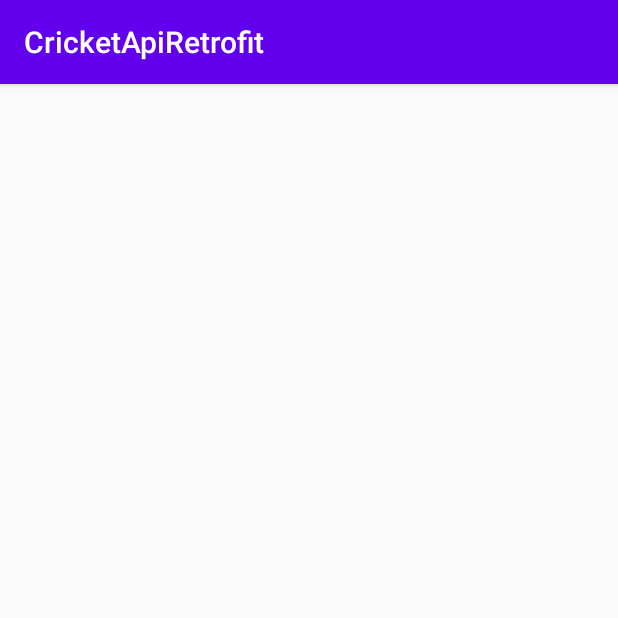
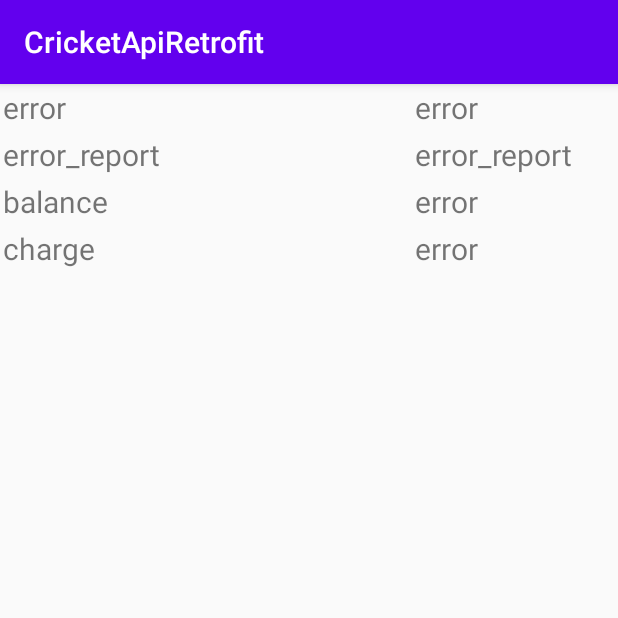
Before and after one commit to tausifabir/PracticePostMethod, an Android app: the screen it shows after launch (MainActivity), on a phone screen of 412 x 824 dp, the top half of it. Run offline under Robolectric (Android 15) with nearby library versions, the phone set to English and light mode, and no system bars; 7 statements that could not run were skipped.

Commit message:
Test PostMethod with JsonObject

```diff
--- a/app/src/main/java/com/example/cricketapiretrofit/MainActivity.java
+++ b/app/src/main/java/com/example/cricketapiretrofit/MainActivity.java
@@ -30,6 +30,11 @@ public class MainActivity extends AppCompatActivity {
     private WithdrawAdapter withdrawAdapter;
     private RecyclerView profileRecycler;
 
+    private TextView errorshowTV,errorresultshowTV;
+    private TextView error_reportshowTV,error_reportresultshowTV;
+    private TextView balanceshowTV,balanceresultshowTV;
+    private TextView chargeshowTV,chargeresultshowTV;
+
     private List<ProfileModel> profileModelList = new ArrayList<>();
 
     JsonObject jsonObject;
@@ -39,12 +44,25 @@ public class MainActivity extends AppCompatActivity {
         super.onCreate(savedInstanceState);
         setContentView(R.layout.activity_main);
 
-        profileRecycler = findViewById(R.id.continentRecyclerView);
 
-
+        initwidget();
 
        // checkProfilePost();
         checkInfo();
+
+    }
+
+    private void initwidget() {
+
+        //profileRecycler = findViewById(R.id.continentRecyclerView);
+        errorshowTV = findViewById(R.id.showErrorTV);
+        errorresultshowTV = findViewById(R.id.showErrorResultTV);
+        error_reportshowTV = findViewById(R.id.e);
+        error_reportresultshowTV = findViewById(R.id.showWithdrawinfoTV);
+        balanceshowTV = findViewById(R.id.showInfoTV);
+        balanceresultshowTV = findViewById(R.id.showInfoTV);
+        chargeshowTV = findViewById(R.id.showInfoTV);
+        chargeresultshowTV = findViewById(R.id.showInfoTV);
 
     }
 
@@ -66,14 +84,17 @@ public class MainActivity extends AppCompatActivity {
                         jsonObject = response.body();
 
 
-                        Toast.makeText(MainActivity.this, ""+jsonObject.get("error").getAsString(), Toast.LENGTH_SHORT).show();
+                        showTV.setText(jsonObject.get("error").getAsString());
+                        withdrawTV.setText(jsonObject.get("error_report").getAsString());
 
+/*
 
                         LinearLayoutManager linearLayoutManager =  new LinearLayoutManager(MainActivity.this);
                         withdrawAdapter = new WithdrawAdapter(MainActivity.this,jsonObject);
                         linearLayoutManager.setOrientation(LinearLayoutManager.VERTICAL);
                         profileRecycler.setLayoutManager(linearLayoutManager);
                         profileRecycler.setAdapter(withdrawAdapter);
+*/
 
 
 
--- a/app/src/main/res/layout/activity_main.xml
+++ b/app/src/main/res/layout/activity_main.xml
@@ -1,5 +1,5 @@
 <?xml version="1.0" encoding="utf-8"?>
-<RelativeLayout xmlns:android="http://schemas.android.com/apk/res/android"
+<LinearLayout xmlns:android="http://schemas.android.com/apk/res/android"
     xmlns:app="http://schemas.android.com/apk/res-auto"
     xmlns:tools="http://schemas.android.com/tools"
     android:layout_width="match_parent"
@@ -8,11 +8,150 @@
     tools:context=".MainActivity">
 
 
-    <androidx.recyclerview.widget.RecyclerView
-        android:id="@+id/continentRecyclerView"
+    <LinearLayout
         android:layout_width="match_parent"
-        android:layout_height="wrap_content" />
+        android:layout_height="wrap_content"
+        android:orientation="horizontal"
+        >
+
+        <TextView
+            android:id="@+id/showErrorTV"
+            android:layout_width="match_parent"
+            android:layout_height="wrap_content"
+            android:textSize="20sp"
+            android:layout_weight="1"
+            android:padding="2dp"
+            android:text="error" />
+
+
+        <View
+            android:layout_width="0dp"
+            android:layout_height="match_parent"
+            android:layout_weight="1"
+            android:padding="2dp"/>
+
+
+        <TextView
+            android:id="@+id/showErrorResultTV"
+            android:layout_width="match_parent"
+            android:layout_height="wrap_content"
+            android:textSize="20sp"
+            android:layout_weight="1"
+            android:text="error"
+            android:padding="2dp"/>
+
+
+    </LinearLayout>
 
 
 
-</RelativeLayout>
+    <LinearLayout
+        android:layout_width="match_parent"
+        android:layout_height="wrap_content"
+        android:orientation="horizontal"
+        >
+
+        <TextView
+            android:id="@+id/showError_ReportTV"
+            android:layout_width="match_parent"
+            android:layout_height="wrap_content"
+            android:textSize="20sp"
+            android:layout_weight="1"
+            android:padding="2dp"
+            android:text="error_report" />
+
+
+        <View
+            android:layout_width="0dp"
+            android:layout_height="match_parent"
+            android:layout_weight="1"
+            android:padding="2dp"/>
+
+
+        <TextView
+            android:id="@+id/showError_ReportResultTV"
+            android:layout_width="match_parent"
+            android:layout_height="wrap_content"
+            android:textSize="20sp"
+            android:layout_weight="1"
+            android:text="error_report"
+            android:padding="2dp"/>
+
+
+    </LinearLayout>
+
+
+
+    <LinearLayout
+        android:layout_width="match_parent"
+        android:layout_height="wrap_content"
+        android:orientation="horizontal"
+        >
+
+        <TextView
+            android:id="@+id/showBalanceTV"
+            android:layout_width="match_parent"
+            android:layout_height="wrap_content"
+            android:textSize="20sp"
+            android:layout_weight="1"
+            android:padding="2dp"
+            android:text="balance" />
+
+
+        <View
+            android:layout_width="0dp"
+            android:layout_height="match_parent"
+            android:layout_weight="1"
+            android:padding="2dp"/>
+
+
+        <TextView
+            android:id="@+id/showBalanceResultTV"
+            android:layout_width="match_parent"
+            android:layout_height="wrap_content"
+            android:textSize="20sp"
+            android:layout_weight="1"
+            android:text="error"
+            android:padding="2dp"/>
+
+
+    </LinearLayout>
+
+
+    <LinearLayout
+        android:layout_width="match_parent"
+        android:layout_height="wrap_content"
+        android:orientation="horizontal"
+        >
+
+        <TextView
+            android:id="@+id/showChargeTV"
+            android:layout_width="match_parent"
+            android:layout_height="wrap_content"
+            android:textSize="20sp"
+            android:layout_weight="1"
+            android:padding="2dp"
+            android:text="charge" />
+
+
+        <View
+            android:layout_width="0dp"
+            android:layout_height="match_parent"
+            android:layout_weight="1"
+            android:padding="2dp"/>
+
+
+        <TextView
+            android:id="@+id/showChargeResultTV"
+            android:layout_width="match_parent"
+            android:layout_height="wrap_content"
+            android:textSize="20sp"
+            android:layout_weight="1"
+            android:text="error"
+            android:padding="2dp"/>
+
+
+    </LinearLayout>
+
+
+</LinearLayout>
```
